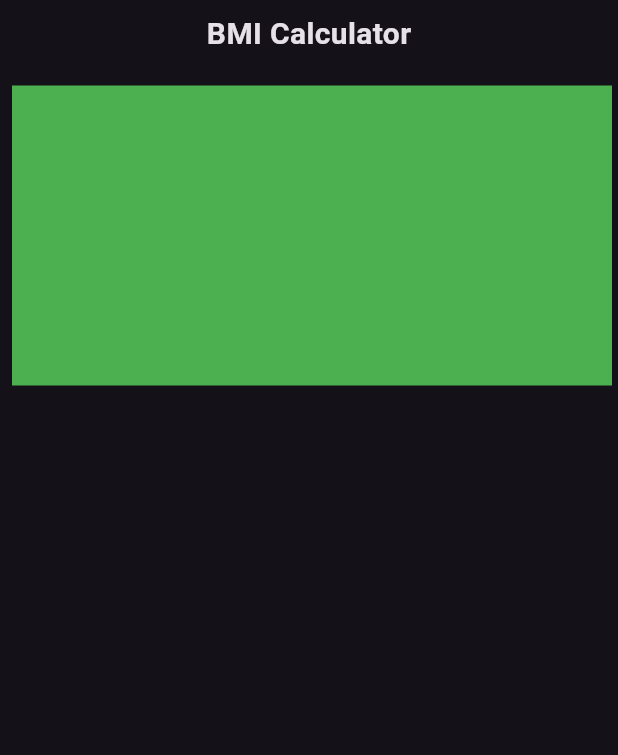
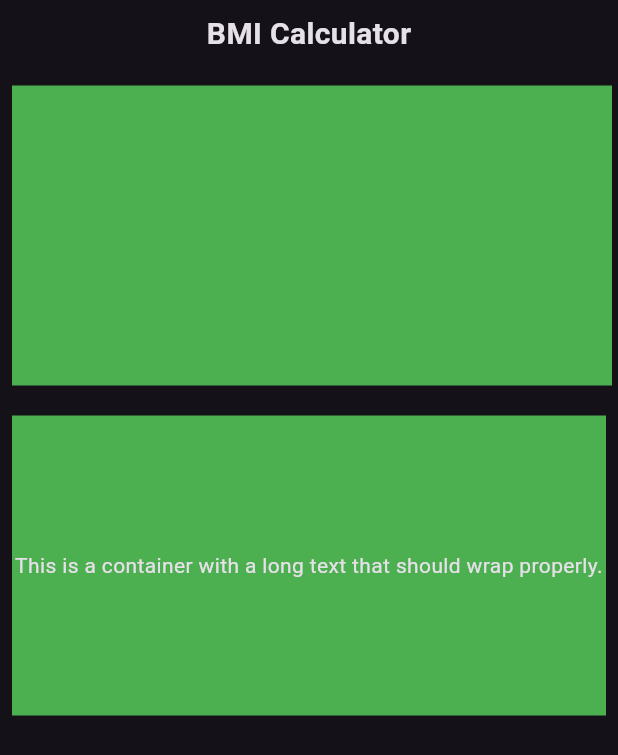
Before and after one commit to monjurmorshedprince/BMI-calculator, a Flutter app: the screen it shows after launch, on a phone screen of 412 x 824 dp. Shown: the top 755 px of the screen. Run offline on Flutter 3.47's test engine with Material 3 defaults, Android fonts, the phone set to English and light mode, and no system bars.

Commit message:
2nd container

```diff
--- a/bmi_calculator/lib/main.dart
+++ b/bmi_calculator/lib/main.dart
@@ -29,6 +29,17 @@ class MyApp extends StatelessWidget {
                   Container(width: 200, height: 200, color: Colors.green),
                 ],
               ),
+              Container(
+                height: 200,
+                width: double.infinity,
+                color: Colors.green,
+                child: Center(
+                  child: Text(
+                    'This is a container with a long text that should wrap properly.',
+                    textAlign: TextAlign.center,
+                  ),
+                ),
+              ),
             ],
           ),
         ),
```
